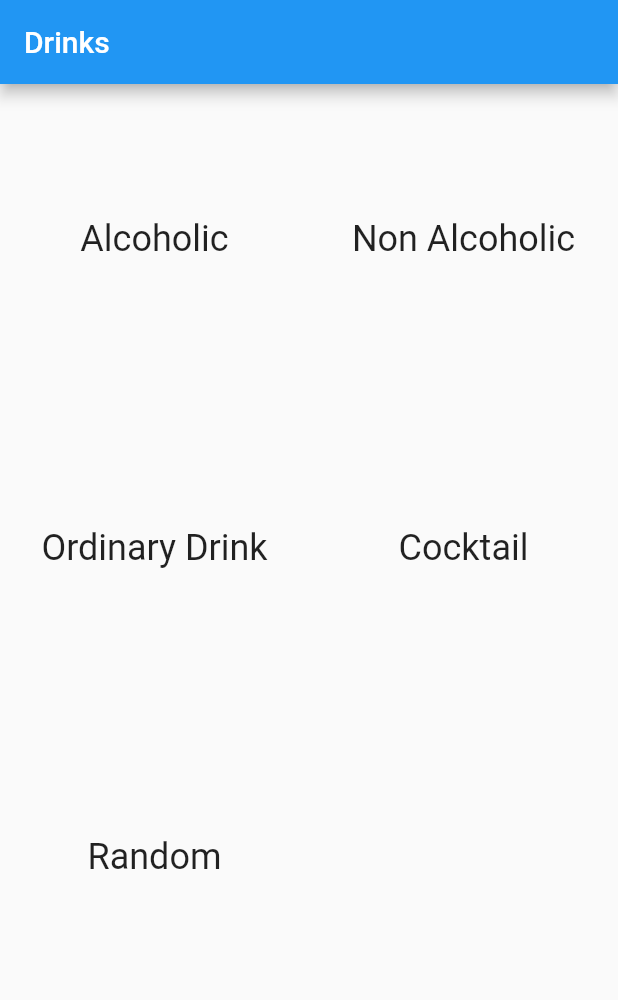
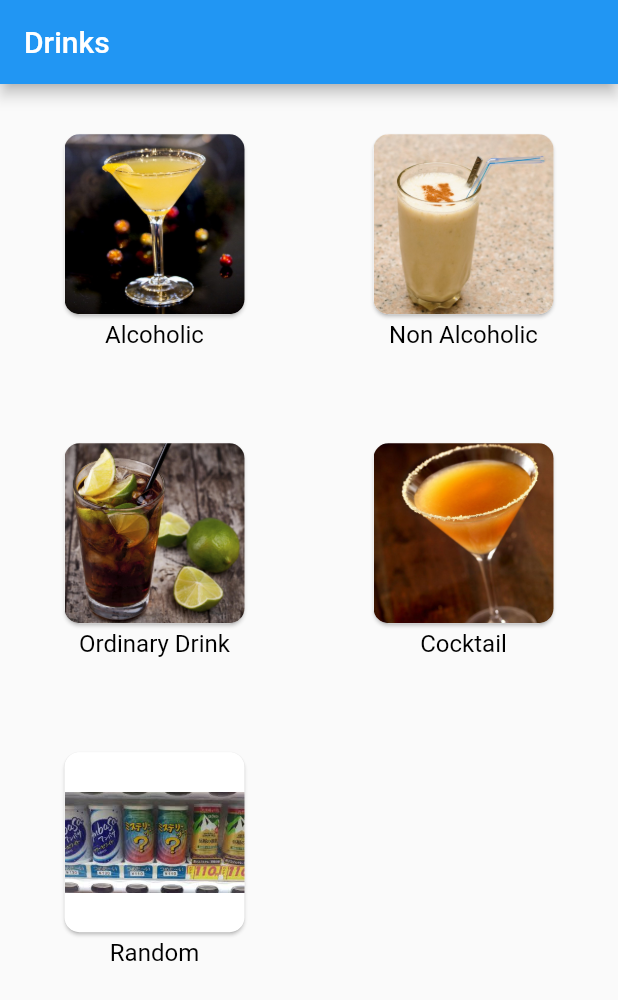
Before and after one commit to ThaysPrado/flutter-drink-app, a Flutter app: the screen it shows after launch, on a phone screen of 412 x 824 dp. Shown: the top 1000 px of the screen. Run offline on Flutter 3.47's test engine with Material 2 defaults, Android fonts, the phone set to English and light mode, and no system bars; our stand-ins replace cached_network_image, page_transition, pull_to_refresh.

Commit message:
pull to refresh, cards with image, transition right to left

```diff
--- a/lib/main.dart
+++ b/lib/main.dart
@@ -1,8 +1,9 @@
 import 'package:flutter/material.dart';
-import 'package:bloc/bloc.dart';
 import 'package:http/http.dart';
 import 'dart:convert';
 import 'package:cached_network_image/cached_network_image.dart';
+import 'package:pull_to_refresh/pull_to_refresh.dart';
+import 'package:page_transition/page_transition.dart';
 
 void main() {
   runApp(MyApp());
@@ -14,11 +15,6 @@ class MyApp extends StatelessWidget {
     return MaterialApp(
       title: 'Some App',
       home: DrinkApp(),
-      routes: <String, WidgetBuilder> {
-        '/screen1': (BuildContext context) => new DrinkApp(),
-        '/screen2': (BuildContext context) => new ListDrinks(),
-        '/randomDrink': (BuildContext context) => new DrinkRandom(),
-      }
     );
   }
 }
@@ -28,14 +24,14 @@ class DrinkApp extends StatelessWidget {
   Widget build(BuildContext context) {
     final title = 'Drinks';
 
-    //final typesArr = ['Alcoholic', 'Non_Alcoholic', 'Ordinary_Drink', 'Cocktail', 'Random'];
-
     return Scaffold(
       appBar: AppBar(
         title: Text(title),
       ),
       body: GridView.count(
         crossAxisCount: 2,
+        shrinkWrap: true,
+        primary: false,
         children: <Map<String,dynamic>>[
         {
           'title':'Alcoholic',
@@ -59,24 +55,43 @@ class DrinkApp extends StatelessWidget {
         },
         {
           'title':'Random',
-          'image': 'assets/placeholder.jpg'
+          'image': 'assets/random.jpg'
         },
       ].map((Map<String,dynamic> item) {
         return Center(
           child: GestureDetector(
             onTap: () {
               if (item['title'] == 'Random') {
-                Navigator.of(context).pushNamed('/randomDrink');
+                Navigator.push(
+                  context,
+                  PageTransition(type: PageTransitionType.rightToLeft, child: DrinkRandom()),
+                );
               } else {
                 Navigator.push(
                   context,
-                  MaterialPageRoute(
-                    builder: (context) => ListDrinks(search: item['search'], title: item['title']),
-                  ),
+                  PageTransition(type: PageTransitionType.rightToLeft, child: ListDrinks(search: item['search'], title: item['title'])),
                 );
               }
             },
-            child: Text(item['title'], style: Theme.of(context).textTheme.headline,),
+            child: Column(
+            mainAxisAlignment: MainAxisAlignment.center,
+            crossAxisAlignment: CrossAxisAlignment.center,
+            children: <Widget>[
+                Card(
+                  shape: RoundedRectangleBorder(
+                      borderRadius: BorderRadius.all(Radius.circular(10.0))),
+                  child: Image.asset(item['image'],
+                    height: 120,
+                    width: 120
+                  ),
+                  clipBehavior: Clip.antiAlias,
+                ),
+                Text(item['title'],  style: new TextStyle(
+                  fontSize: 16.0,
+                  color: Colors.black,
+                ),),
+              ],
+            ),
           ),
         );
       }).toList()
@@ -152,12 +167,13 @@ class _ListDrinksState extends State<ListDrinks> {
                   ),
                   title: Text(drink.strDrink),
                   onTap: () {
-                  Navigator.push(
-                    context,
-                    MaterialPageRoute(
-                      builder: (context) => DrinkDetails(id: drink.idDrink, drinkName: drink.strDrink,),
-                    ),
-                  );
+                    Navigator.push(
+                      context,
+                      PageTransition(
+                        type: PageTransitionType.rightToLeft,
+                        child:DrinkDetails(id: drink.idDrink, drinkName: drink.strDrink,),
+                      ),
+                    );
                 },
                 ))
             .toList(),
@@ -279,7 +295,9 @@ class _DrinkRandomState extends State<DrinkRandom> {
   String imgUrl = '';
   String instructions = '';
 
-  Future getDrinkDetails() async {
+  RefreshController _refreshController = RefreshController(initialRefresh: false);
+
+  Future<void> _getDrinkDetails() async {
 
     String url = 'https://www.thecocktaildb.com/api/json/v1/1/random.php';
 
@@ -296,12 +314,19 @@ class _DrinkRandomState extends State<DrinkRandom> {
     } else {
       throw Exception('Failed to load internet');
     }
+    return;
+  }
+
+  void _onRefresh() async {
+    await Future.delayed(Duration(milliseconds: 1000));
+    _getDrinkDetails();
+    _refreshController.refreshCompleted();
   }
 
   @override
   void initState() {
     super.initState();
-    getDrinkDetails();
+    _getDrinkDetails();
   }
 
   @override
@@ -310,7 +335,11 @@ class _DrinkRandomState extends State<DrinkRandom> {
       appBar: AppBar(
         title: Text(title),
       ),
-      body: new Column(
+      body: new SmartRefresher(
+        enablePullDown: true,
+        enablePullUp: false,
+        header: MaterialClassicHeader(),
+        child: new Column(
         mainAxisAlignment: MainAxisAlignment.center,
         crossAxisAlignment: CrossAxisAlignment.center,
         children: <Widget>[
@@ -344,6 +373,9 @@ class _DrinkRandomState extends State<DrinkRandom> {
           ),
         ],
       ),
+      controller: _refreshController,
+      onRefresh: _onRefresh,
+      ),
     );
   }
 }
--- a/pubspec.yaml
+++ b/pubspec.yaml
@@ -23,6 +23,8 @@ dependencies:
   http: ^0.12.0
   equatable: ^0.6.0
   cached_network_image: ^1.1.2+1
+  pull_to_refresh: ^1.5.7
+  page_transition: ^1.1.5
 
   # The following adds the Cupertino Icons font to your application.
   # Use with the CupertinoIcons class for iOS style icons.
```
Also changed, not shown: assets/alcoholic.jpg (renamed from lib/assets/alcoholic.jpg), assets/cocktail.jpg (renamed from lib/assets/cocktail.jpg), assets/nalcoholic.jpg (renamed from lib/assets/nalcoholic.jpg), assets/ordinary.jpg (renamed from lib/assets/ordinary.jpg), assets/placeholder.png (renamed from lib/assets/placeholder.png), assets/random.jpg (added), pubspec.lock.
